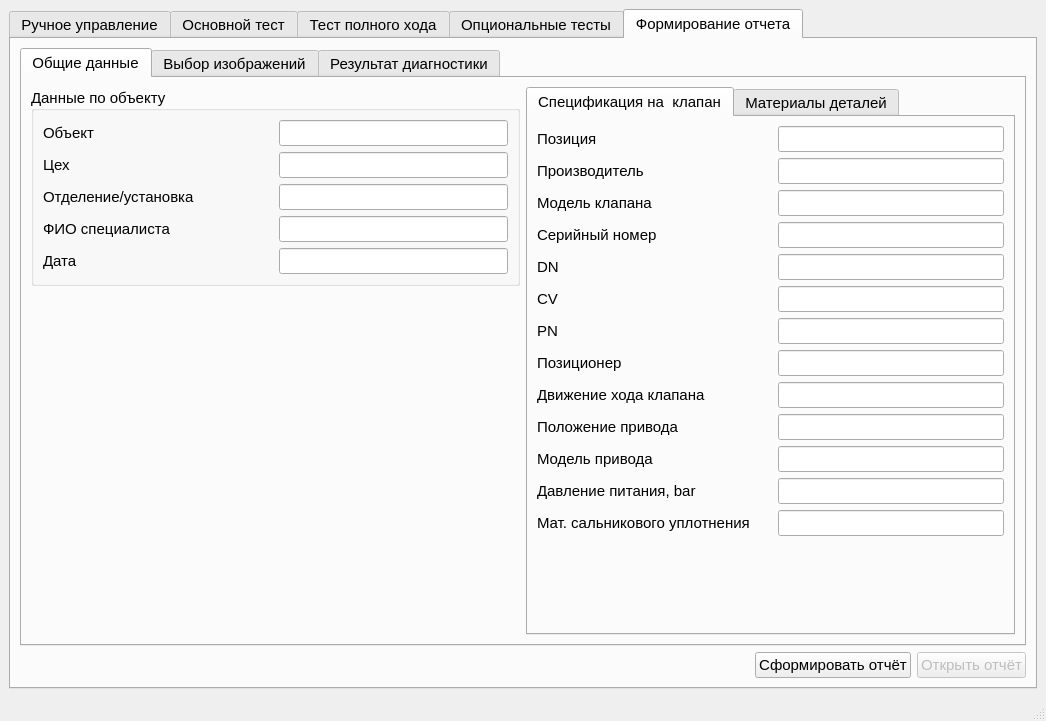
This is MainWindow.ui in Rekvim/MpiSdk as Qt 5 draws it before an edit. The edited form follows.
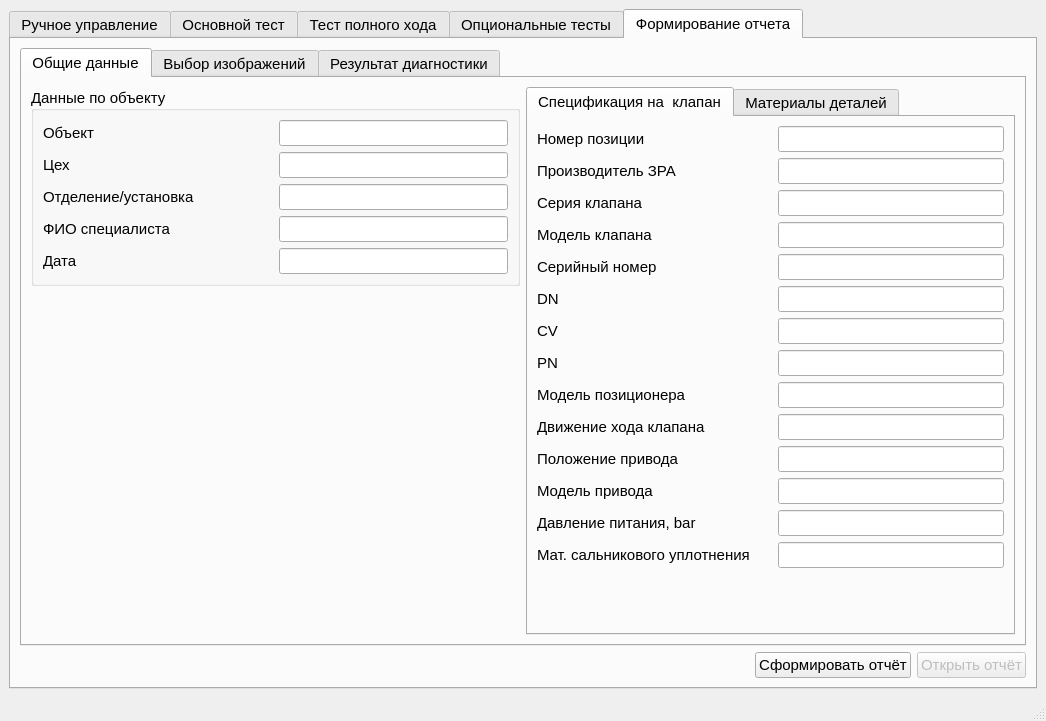
This is the edited form. The open tabs and pages were chosen to show the change. Icons and pictures are not drawn. Custom widgets are drawn as their Qt base class.

Patch:
```diff
--- a/MainWindow.ui
+++ b/MainWindow.ui
@@ -1784,8 +1784,6 @@
            <attribute name="title">
             <string>Общие данные</string>
            </attribute>
-           <layout class="QVBoxLayout" name="verticalLayout_39">
-            <item>
              <layout class="QHBoxLayout" name="horizontalLayout_9">
               <item>
                <layout class="QVBoxLayout" name="verticalLayout_38">
@@ -2020,7 +2018,7 @@
                        </sizepolicy>
                       </property>
                       <property name="text">
-                       <string>Позиция</string>
+                     <string>Номер позиции</string>
                       </property>
                      </widget>
                     </item>
@@ -2056,7 +2054,7 @@
                        </sizepolicy>
                       </property>
                       <property name="text">
-                       <string>Производитель</string>
+                     <string>Производитель ЗРА</string>
                       </property>
                      </widget>
                     </item>
@@ -2078,6 +2076,42 @@
                     </item>
                    </layout>
                   </item>
+                <item>
+                 <layout class="QHBoxLayout" name="horizontalLayout_valveSeries">
+                  <property name="spacing">
+                   <number>15</number>
+                  </property>
+                  <item>
+                   <widget class="QLabel" name="label_valveSeries">
+                    <property name="sizePolicy">
+                     <sizepolicy hsizetype="Expanding" vsizetype="Preferred">
+                      <horstretch>0</horstretch>
+                      <verstretch>0</verstretch>
+                     </sizepolicy>
+                    </property>
+                    <property name="text">
+                     <string>Серия клапана</string>
+                    </property>
+                   </widget>
+                  </item>
+                  <item>
+                   <widget class="QLineEdit" name="lineEdit_valveSeries">
+                    <property name="sizePolicy">
+                     <sizepolicy hsizetype="Expanding" vsizetype="Fixed">
+                      <horstretch>0</horstretch>
+                      <verstretch>0</verstretch>
+                     </sizepolicy>
+                    </property>
+                    <property name="readOnly">
+                     <bool>true</bool>
+                    </property>
+                    <property name="clearButtonEnabled">
+                     <bool>false</bool>
+                    </property>
+                   </widget>
+                  </item>
+                 </layout>
+                </item>
                   <item>
                    <layout class="QHBoxLayout" name="horizontalLayout_52">
                     <property name="spacing">
@@ -2272,7 +2306,7 @@
                        </sizepolicy>
                       </property>
                       <property name="text">
-                       <string>Позиционер</string>
+                     <string>Модель позиционера</string>
                       </property>
                      </widget>
                     </item>
@@ -2834,8 +2868,6 @@
                  </layout>
                 </widget>
                </widget>
-              </item>
-             </layout>
             </item>
            </layout>
           </widget>
```
Left out of the diff: 8 changed lines with no effect on the pictures. Lines whose indentation alone changed are shown as unchanged.
